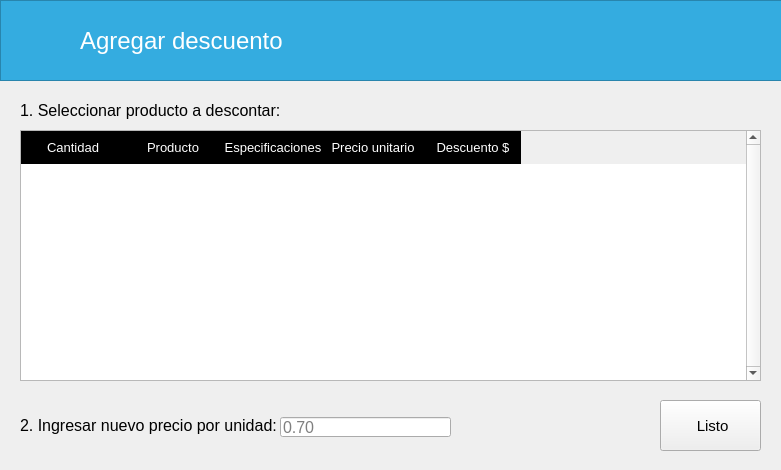
This is src/CrearVenta/Ui_AgregarDescuento.ui in ivanperez-7/printpos as Qt 5 draws it before an edit. The edited form follows.
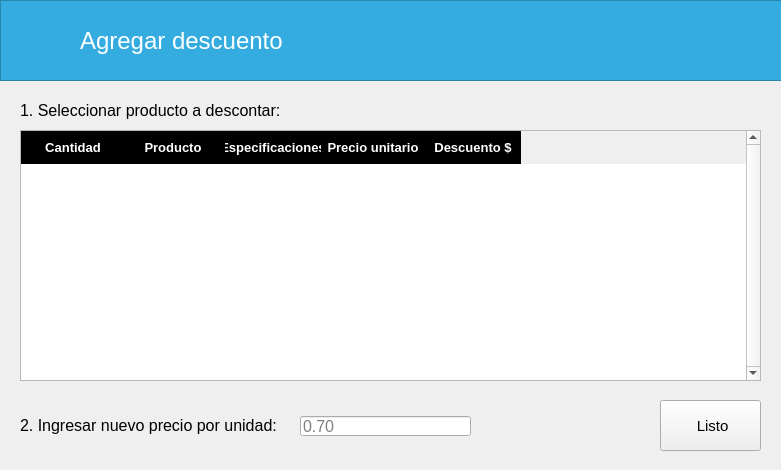
This is the edited form. Icons and pictures are not drawn.

The edit to the form file:
```diff
--- a/src/CrearVenta/Ui_AgregarDescuento.ui
+++ b/src/CrearVenta/Ui_AgregarDescuento.ui
@@ -105,13 +105,12 @@
    </property>
    <property name="font">
     <font>
-     <family>Arial</family>
      <pointsize>10</pointsize>
     </font>
    </property>
    <property name="styleSheet">
     <string notr="true">QHeaderView::section {
-	font: bold 10pt &quot;Arial&quot;;
+	font: bold 10pt;
 	color: rgb(255, 255, 255);
 	background-color: rgb(0, 0, 0);
 	border: 0px;
@@ -201,7 +200,6 @@
    </property>
    <property name="font">
     <font>
-     <family>Arial</family>
      <pointsize>12</pointsize>
     </font>
    </property>
@@ -235,15 +233,14 @@
   <widget class="QLineEdit" name="txtPrecio">
    <property name="geometry">
     <rect>
-     <x>280</x>
-     <y>417</y>
+     <x>300</x>
+     <y>416</y>
      <width>171</width>
      <height>20</height>
     </rect>
    </property>
    <property name="font">
     <font>
-     <family>Arial</family>
      <pointsize>12</pointsize>
     </font>
    </property>
```
Left out of the diff: 2 changed lines with no effect on the pictures.
